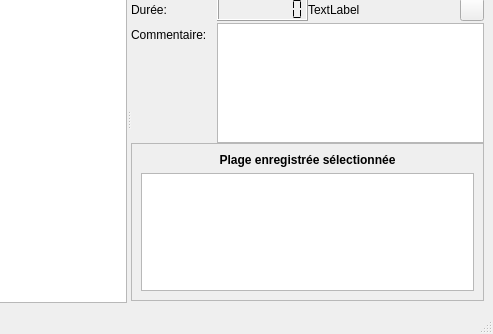
The window that src/pbregisteractivity/ui/ui_mainwindow.ui (ppoilbarbe/PBRegisterActivity) describes before a commit, drawn with Qt 5; both pictures show x 147 to 640 and y 122 to 456 of the 640 by 456 pixel window.
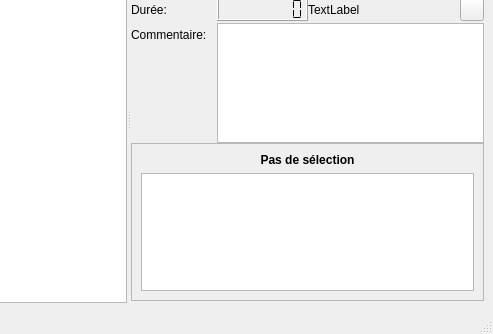
The same window after the commit. Icons and pictures are not drawn.

Commit message: Affichage de la durée cumulée des plages multiples sélectionnées

Patch:
```diff
--- a/src/pbregisteractivity/ui/ui_mainwindow.ui
+++ b/src/pbregisteractivity/ui/ui_mainwindow.ui
@@ -221,7 +221,7 @@
               </font>
              </property>
              <property name="text">
-              <string>Plage enregistrée sélectionnée</string>
+              <string>Pas de sélection</string>
              </property>
              <property name="alignment">
               <set>Qt::AlignCenter</set>
```
Left out of the diff: 10 changed lines with no effect on the pictures. The commit also changes 5 other files.
